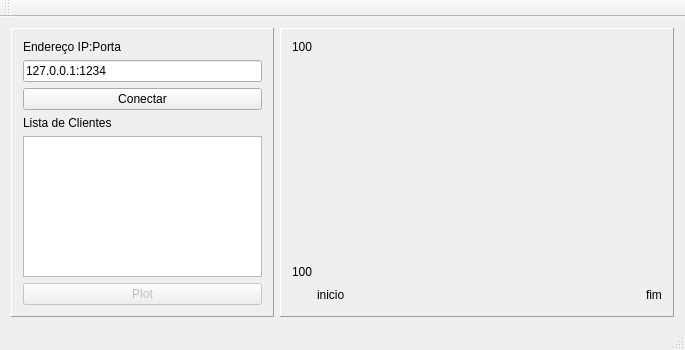
Before: the Qt Designer form QTDataPlotter/mainwindow.ui in DenisMedeiros/DCA0201QTProject, drawn with Qt 5.
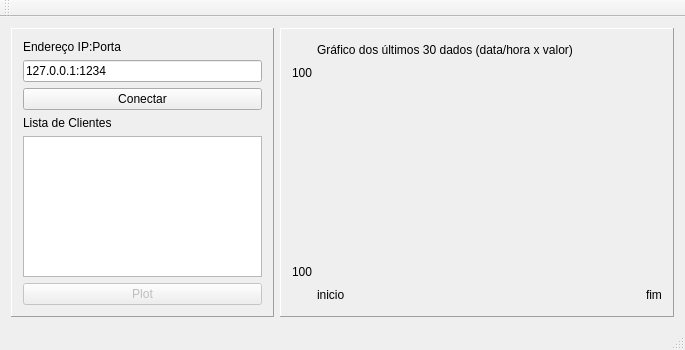
After: the same form once the commit is applied. Icons and pictures are not drawn. Custom widgets are drawn as their Qt base class.

Commit message: Melhorias visuais no plotter.

```diff
--- a/QTDataPlotter/mainwindow.ui
+++ b/QTDataPlotter/mainwindow.ui
@@ -111,9 +111,31 @@
         <property name="frameShadow">
          <enum>QFrame::Raised</enum>
         </property>
-        <layout class="QHBoxLayout" name="horizontalLayout_5">
-         <item>
           <layout class="QVBoxLayout" name="verticalLayout_5">
+         <item>
+          <layout class="QHBoxLayout" name="horizontalLayout_5" stretch="0,100">
+           <item>
+            <spacer name="horizontalSpacer_3">
+             <property name="orientation">
+              <enum>Qt::Horizontal</enum>
+             </property>
+             <property name="sizeHint" stdset="0">
+              <size>
+               <width>25</width>
+               <height>20</height>
+              </size>
+             </property>
+            </spacer>
+           </item>
+           <item>
+            <widget class="QLabel" name="label_3">
+             <property name="text">
+              <string>Gráfico dos últimos 30 dados (data/hora x valor)</string>
+             </property>
+            </widget>
+           </item>
+          </layout>
+         </item>
            <item>
             <layout class="QHBoxLayout" name="horizontalLayout_4" stretch="0,100">
              <item>
@@ -148,7 +170,9 @@
               </layout>
              </item>
              <item>
-              <widget class="Grafico" name="grafico" native="true"/>
+            <widget class="Grafico" name="grafico" native="true">
+             <zorder>label_3</zorder>
+            </widget>
              </item>
             </layout>
            </item>
@@ -193,8 +217,6 @@
                 <string>fim</string>
                </property>
               </widget>
-             </item>
-            </layout>
            </item>
           </layout>
          </item>
```
Lines whose indentation alone changed are shown as unchanged. The commit also changes 1 other file.
